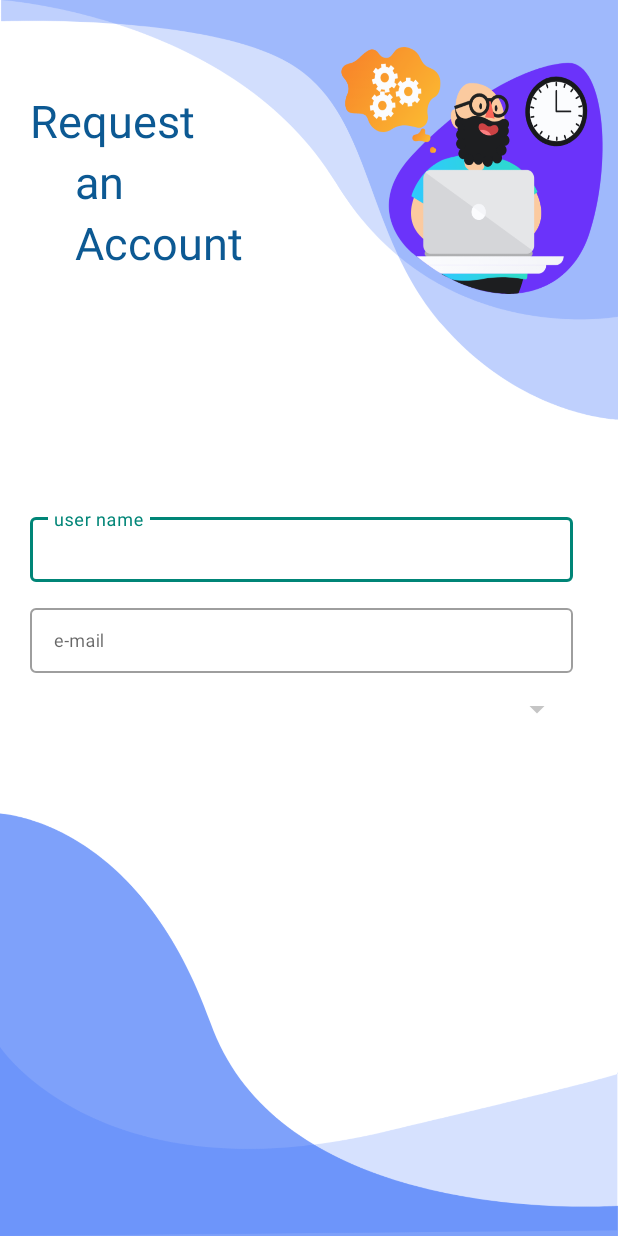
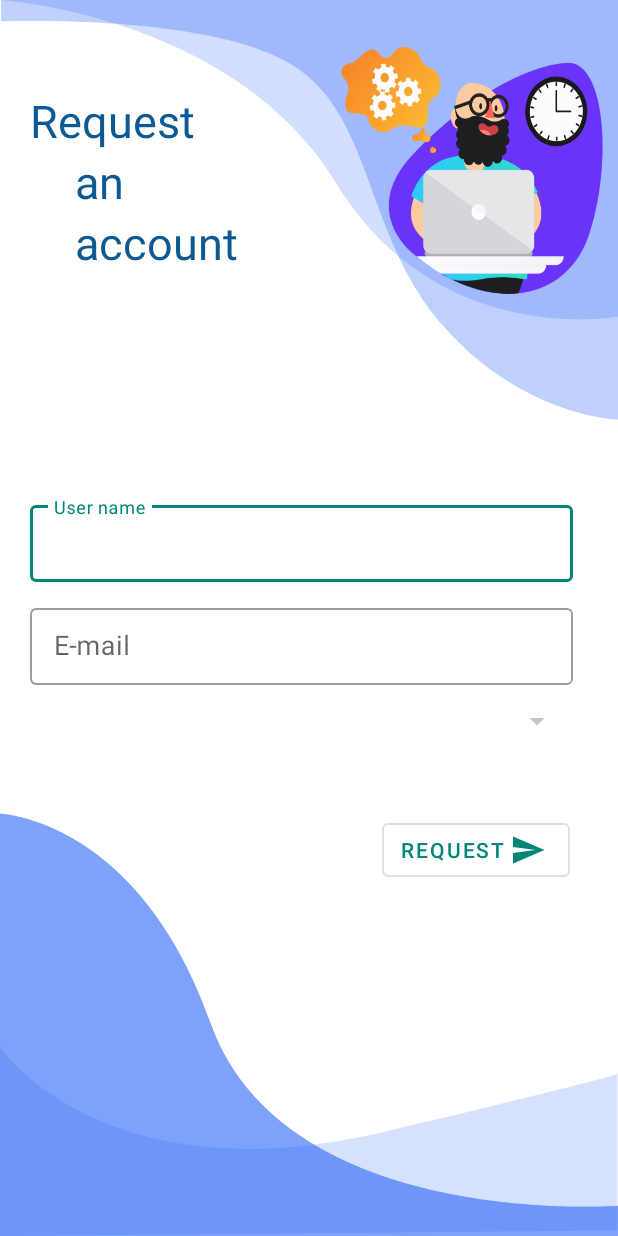
Before and after one commit to Alokakaluarachchi/Aplus-App-Android-, an Android app: the ReqAccountActivity screen opened directly, with no data from a screen before it, on a phone screen of 412 x 824 dp. Run offline under Robolectric (Android 15) with nearby library versions, the phone set to English and light mode, and no system bars; libraries missing offline, so code that uses them is left out: fr.ganfra.materialspinner; plain views replace MaterialSpinner; 2 statements that could not run were skipped.

Commit message:
Implemented Request new account design

```diff
--- a/app/src/main/java/com/example/aplusapp/activity/ReqAccountActivity.java
+++ b/app/src/main/java/com/example/aplusapp/activity/ReqAccountActivity.java
@@ -12,7 +12,7 @@ import fr.ganfra.materialspinner.MaterialSpinner;
 public class ReqAccountActivity extends AppCompatActivity {
 
     MaterialSpinner spinner;
-    String[] ITEMS = {"Item 1", "Item 2", "Item 3", "Item 4", "Item 5", "Item 6"};
+    String[] ITEMS = {"Super Administrator", "Administrator", "Employee"};
 
     @Override
     protected void onCreate(Bundle savedInstanceState) {
--- /dev/null
+++ b/app/src/main/res/drawable/ic_send_black_24dp.xml
@@ -0,0 +1,9 @@
+<vector xmlns:android="http://schemas.android.com/apk/res/android"
+        android:width="24dp"
+        android:height="24dp"
+        android:viewportWidth="24.0"
+        android:viewportHeight="24.0">
+    <path
+        android:fillColor="@color/Purple"
+        android:pathData="M2.01,21L23,12 2.01,3 2,10l15,2 -15,2z"/>
+</vector>
--- a/app/src/main/res/layout/activity_req_account.xml
+++ b/app/src/main/res/layout/activity_req_account.xml
@@ -8,6 +8,7 @@
     tools:context=".activity.ReqAccountActivity">
 
     <LinearLayout
+        android:id="@+id/linearLayout4"
         android:layout_width="match_parent"
         android:layout_height="wrap_content"
         android:orientation="vertical"
@@ -19,17 +20,17 @@
             style="@style/Widget.MaterialComponents.TextInputLayout.OutlinedBox.Dense"
             android:layout_width="match_parent"
             android:layout_height="wrap_content"
+            android:layout_marginStart="20dp"
+            android:layout_marginEnd="30dp"
             android:layout_marginBottom="12dp"
-            android:layout_marginEnd="30dp"
-            android:layout_marginStart="20dp"
             android:hint="@string/app_username_hint"
             app:endIconMode="clear_text"
             app:endIconTint="@color/colorPrimaryDark">
 
             <com.google.android.material.textfield.TextInputEditText
                 android:layout_width="match_parent"
-                android:textSize="12dp"
-                android:layout_height="wrap_content" />
+                android:layout_height="wrap_content"
+                android:textSize="18sp" />
 
         </com.google.android.material.textfield.TextInputLayout>
 
@@ -37,17 +38,17 @@
             style="@style/Widget.MaterialComponents.TextInputLayout.OutlinedBox.Dense"
             android:layout_width="match_parent"
             android:layout_height="wrap_content"
+            android:layout_marginStart="20dp"
+            android:layout_marginEnd="30dp"
             android:layout_marginBottom="12dp"
-            android:layout_marginEnd="30dp"
-            android:layout_marginStart="20dp"
-            android:hint="e-mail"
+            android:hint="@string/app_email"
             app:endIconMode="clear_text"
             app:endIconTint="@color/colorPrimaryDark">
 
             <com.google.android.material.textfield.TextInputEditText
                 android:layout_width="match_parent"
-                android:textSize="12dp"
-                android:layout_height="wrap_content" />
+                android:layout_height="wrap_content"
+                android:textSize="18sp" />
 
         </com.google.android.material.textfield.TextInputLayout>
 
@@ -55,23 +56,23 @@
             android:id="@+id/spinnerRole"
             android:layout_width="match_parent"
             android:layout_height="wrap_content"
+            android:layout_marginStart="20dp"
             android:layout_marginEnd="30dp"
-            android:layout_marginStart="20dp"
-            app:ms_multiline="false"
-            app:ms_hint="select a Role"
-            app:ms_hintTextSize="12dp"
-            app:ms_enableFloatingLabel="true"
-            app:ms_enableErrorLabel="false"
-            app:ms_floatingLabelText="Role"
-            app:ms_baseColor="@color/Blue"
-            app:ms_highlightColor="@color/DeepPink"
-            app:ms_errorColor="@color/Red"
-            app:ms_thickness="2dp"
-            app:ms_hintColor="@color/SeaGreen"
+            app:ms_alignLabels="true"
             app:ms_arrowColor="@color/Black"
             app:ms_arrowSize="12dp"
-            app:ms_alignLabels="true"
-            app:ms_floatingLabelColor="@color/SeaGreen"/>
+            app:ms_baseColor="@color/Blue"
+            app:ms_enableErrorLabel="false"
+            app:ms_enableFloatingLabel="true"
+            app:ms_errorColor="@color/Red"
+            app:ms_floatingLabelColor="@color/SeaGreen"
+            app:ms_floatingLabelText="Role"
+            app:ms_highlightColor="@color/DeepPink"
+            app:ms_hint="@string/app_select_role"
+            app:ms_hintColor="@color/SeaGreen"
+            app:ms_hintTextSize="12dp"
+            app:ms_multiline="false"
+            app:ms_thickness="2dp" />
 
 
     </LinearLayout>
@@ -90,7 +91,7 @@
             android:textColor="@color/colorAccentPatient"
             android:layout_width="match_parent"
             android:layout_height="wrap_content"
-            android:text="Request" />
+            android:text="@string/app_req_account1" />
         <TextView
             android:id="@+id/textView3"
             android:layout_marginStart="50dp"
@@ -98,7 +99,7 @@
             android:textColor="@color/colorAccentPatient"
             android:layout_width="match_parent"
             android:layout_height="wrap_content"
-            android:text="an" />
+            android:text="@string/app_req_account2" />
         <TextView
             android:id="@+id/textView4"
             android:layout_marginStart="50dp"
@@ -106,6 +107,19 @@
             android:textColor="@color/colorAccentPatient"
             android:layout_width="match_parent"
             android:layout_height="wrap_content"
-            android:text="Account" />
+            android:text="@string/app_req_account3" />
     </LinearLayout>
+
+    <com.google.android.material.button.MaterialButton
+        android:id="@+id/outlinedButton"
+        style="@style/Widget.MaterialComponents.Button.OutlinedButton.Icon"
+        android:layout_width="wrap_content"
+        android:layout_height="wrap_content"
+        android:layout_marginTop="50dp"
+        android:layout_marginEnd="32dp"
+        android:text="@string/app_request"
+        app:icon="@drawable/ic_send_black_24dp"
+        app:iconGravity="end"
+        app:layout_constraintEnd_toEndOf="parent"
+        app:layout_constraintTop_toBottomOf="@+id/linearLayout4" />
 </androidx.constraintlayout.widget.ConstraintLayout>
--- a/app/src/main/res/values/strings.xml
+++ b/app/src/main/res/values/strings.xml
@@ -6,8 +6,8 @@
     <string name="app_signInSub">with APlus account</string>
     <string name="app_forgot_password">forgot password ?</string>
     <string name="app_req_account">Don\'t have a account? request a new account</string>
-    <string name="app_username_hint">user name</string>
-    <string name="app_password_hint">password</string>
+    <string name="app_username_hint">User name</string>
+    <string name="app_password_hint">Password</string>
     <string name="app_login_checkbox_value">Keep me signed in </string>
 
     <string name="app_home_card_sale">Sales</string>
@@ -17,7 +17,15 @@
     <string name="app_home_card_customer">Customers</string>
     <string name="app_home_card_employee">Employees</string>
 
+    <string name="app_req_account1">Request</string>
+    <string name="app_req_account2">an</string>
+    <string name="app_req_account3">account</string>
+
     <string name="app_reset">Reset</string>
+    <string name="app_select_role">Select a role</string>
+    <string name="app_request">Request</string>
+
+    <string name="app_email">E-mail</string>
 
     <!-- common popup text -->
     <string name="app_popup_close_icon">X</string>
```
